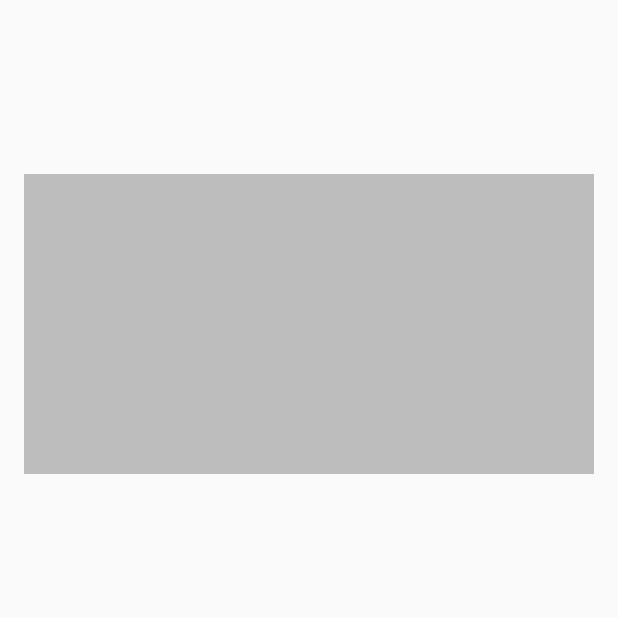
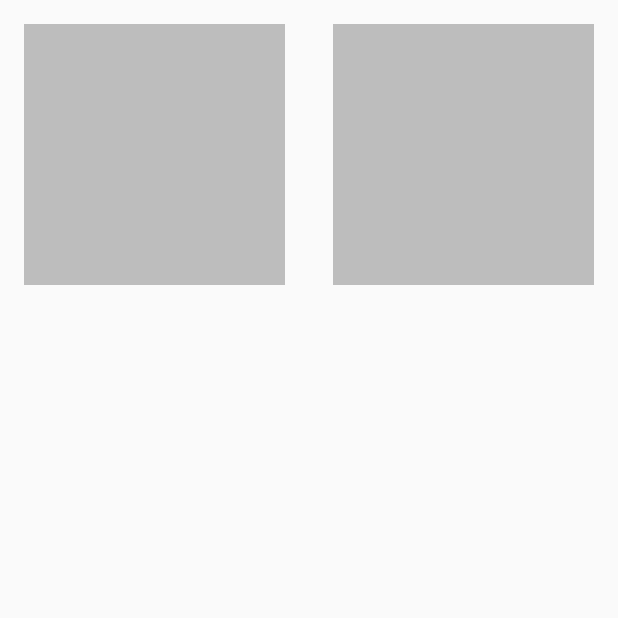
Before and after one commit to leventarican/cookbook-flutter, a Flutter app: the AnimationExample screen opened directly, on a phone screen of 412 x 824 dp, the top half of it. Run offline on Flutter 3.47's test engine with Material 2 defaults, Android fonts, the phone set to English and light mode, and no system bars; our stand-ins replace font_awesome_flutter.

Commit message:
timer dispose, animation

```diff
--- a/refresh/lib/examples/animation_example.dart
+++ b/refresh/lib/examples/animation_example.dart
@@ -11,47 +11,83 @@ class AnimationExample extends StatefulWidget {
 }
 
 class _AnimationExampleState extends State<AnimationExample> {
-  Color _color;
+  List<Color> _colors = List.filled(2, Colors.grey.shade400);
+  Timer _timer;
+
+  Timer get timer => _timer;
+
+  @override
+  void dispose() {
+    if (_timer.isActive) {
+      _timer.cancel();
+    }
+    super.dispose();
+  }
 
   @override
   void initState() {
-    super.initState();
-
-    _color = Colors.grey.shade400;
-
-    Timer.periodic(Duration(seconds: 3), (_) {
+    _timer = Timer.periodic(Duration(seconds: 4), (_) {
       if (mounted) {
+        debugPrint('mounted');
         setState(() {
-          _color = Colors.grey.shade400;
+          _colors = List.filled(2, Colors.grey.shade400);
         });
+      } else {
+        debugPrint('not mounted');
       }
     });
+
+    super.initState();
   }
 
   @override
   Widget build(BuildContext context) {
     return Scaffold(
-      body: Column(
-        crossAxisAlignment: CrossAxisAlignment.stretch,
+      body: GridView.count(
+        crossAxisCount: 2,
         children: [
-          SizedBox(
-            height: 100.0,
+          GestureDetector(
+            onTap: () {
+              setState(() {
+                _colors[0] = Colors.amber.shade200;
+              });
+            },
+            child: AnimatedContainer(
+              duration: Duration(seconds: 1),
+              margin: EdgeInsets.all(16.0),
+              color: _colors[0],
+              height: 200.0,
+            ),
           ),
           GestureDetector(
             onTap: () {
               setState(() {
-                _color = Colors.amber.shade200;
+                _colors[1] = Colors.green.shade200;
               });
             },
-            child: Container(
+            child: AnimatedContainer(
+              duration: Duration(seconds: 1),
               margin: EdgeInsets.all(16.0),
-              color: _color,
+              color: _colors[1],
               height: 200.0,
             ),
-          )
+          ),
         ],
       ),
     );
+  }
+}
+
+class MemoryExample extends StatelessWidget {
+  @override
+  Widget build(BuildContext context) {
+    return Scaffold(
+        body: GridView.builder(
+            gridDelegate:
+                SliverGridDelegateWithFixedCrossAxisCount(crossAxisCount: 2),
+            itemBuilder: (context, index) {
+              return null;
+            }));
   }
 }
 
```
